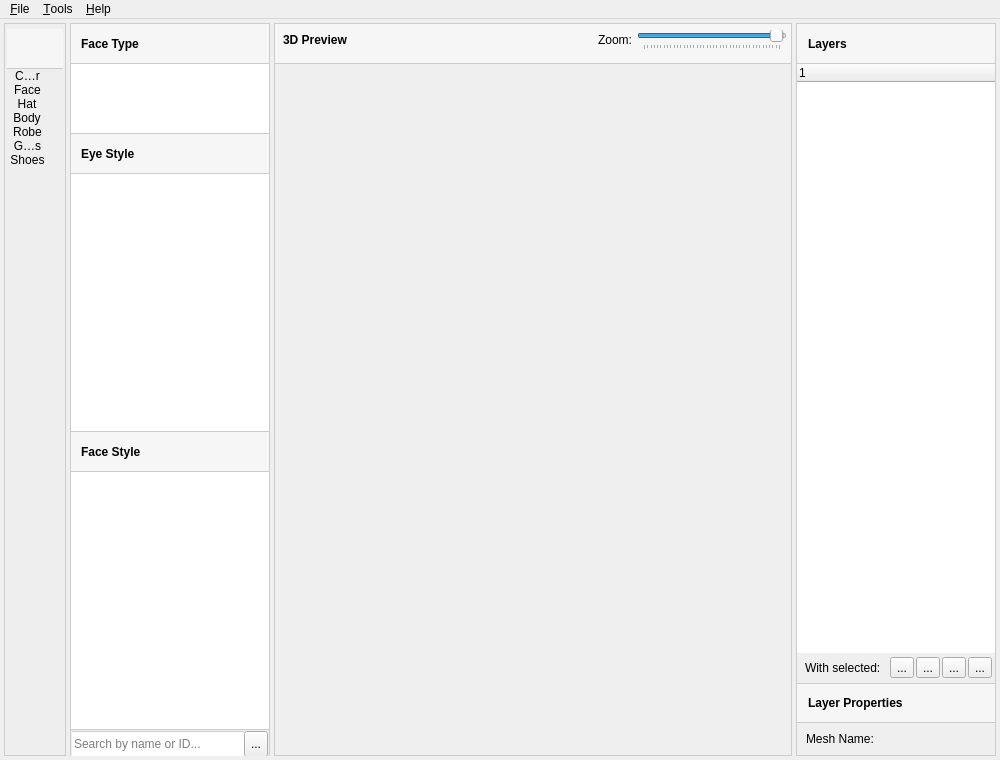
The window that mainwindow.ui (HanaeN/MabiMe) describes before a commit, drawn with Qt 5.
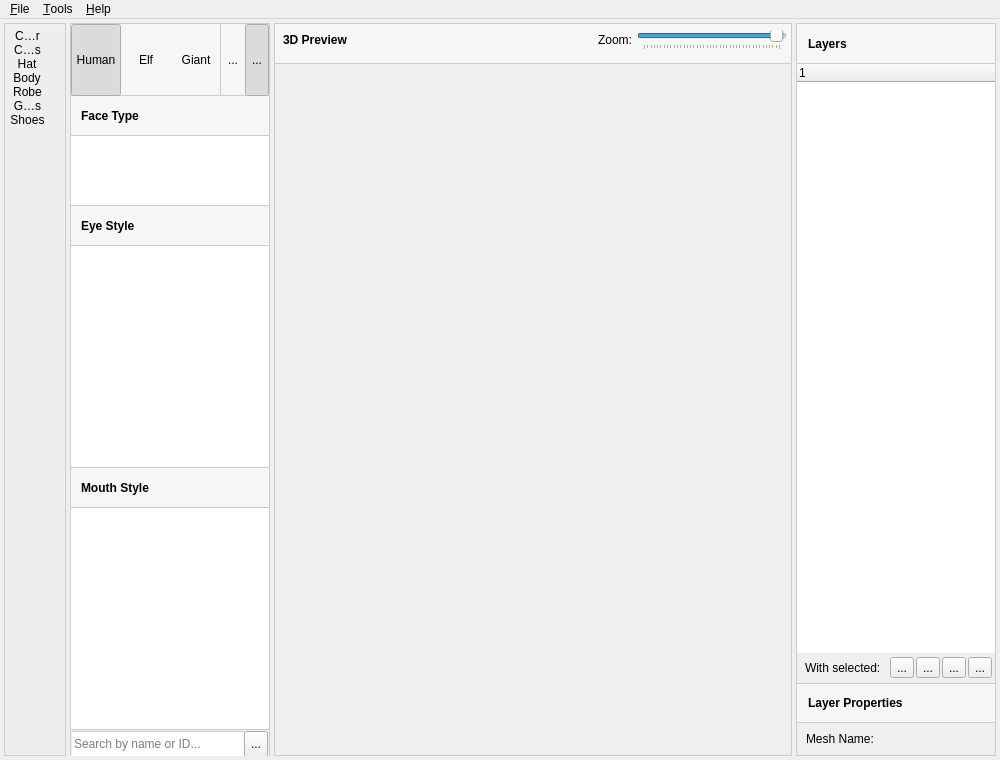
The same window after the commit. Icons and pictures are not drawn. Custom widgets are drawn as their Qt base class.

Commit message: Added the framework for a new UI that shows race/gender

What changed in the file:
```diff
--- a/mainwindow.ui
+++ b/mainwindow.ui
@@ -97,6 +97,503 @@
              <property name="currentIndex">
               <number>1</number>
              </property>
+             <widget class="QWidget" name="page_2">
+              <layout class="QVBoxLayout" name="verticalLayout_7">
+               <property name="spacing">
+                <number>0</number>
+               </property>
+               <property name="leftMargin">
+                <number>0</number>
+               </property>
+               <property name="topMargin">
+                <number>0</number>
+               </property>
+               <property name="rightMargin">
+                <number>0</number>
+               </property>
+               <property name="bottomMargin">
+                <number>0</number>
+               </property>
+               <item>
+                <widget class="QGroupBox" name="g_filter">
+                 <property name="minimumSize">
+                  <size>
+                   <width>0</width>
+                   <height>72</height>
+                  </size>
+                 </property>
+                 <property name="maximumSize">
+                  <size>
+                   <width>16777215</width>
+                   <height>72</height>
+                  </size>
+                 </property>
+                 <property name="styleSheet">
+                  <string notr="true">QGroupBox {
+	background-color: #F6F6F6;
+	border: 0px solid;
+	border-bottom: 1px solid #CCCCCC;
+
+}</string>
+                 </property>
+                 <property name="title">
+                  <string/>
+                 </property>
+                 <layout class="QHBoxLayout" name="horizontalLayout_9">
+                  <property name="spacing">
+                   <number>0</number>
+                  </property>
+                  <property name="leftMargin">
+                   <number>0</number>
+                  </property>
+                  <property name="topMargin">
+                   <number>0</number>
+                  </property>
+                  <property name="rightMargin">
+                   <number>0</number>
+                  </property>
+                  <property name="bottomMargin">
+                   <number>0</number>
+                  </property>
+                  <item>
+                   <widget class="QToolButton" name="b_human">
+                    <property name="minimumSize">
+                     <size>
+                      <width>50</width>
+                      <height>72</height>
+                     </size>
+                    </property>
+                    <property name="maximumSize">
+                     <size>
+                      <width>16777215</width>
+                      <height>72</height>
+                     </size>
+                    </property>
+                    <property name="text">
+                     <string>Human</string>
+                    </property>
+                    <property name="icon">
+                     <iconset resource="images.qrc">
+                      <normaloff>:/images/Images/button-human.png</normaloff>:/images/Images/button-human.png</iconset>
+                    </property>
+                    <property name="iconSize">
+                     <size>
+                      <width>45</width>
+                      <height>45</height>
+                     </size>
+                    </property>
+                    <property name="checkable">
+                     <bool>true</bool>
+                    </property>
+                    <property name="checked">
+                     <bool>true</bool>
+                    </property>
+                    <property name="toolButtonStyle">
+                     <enum>Qt::ToolButtonTextUnderIcon</enum>
+                    </property>
+                    <property name="autoRaise">
+                     <bool>true</bool>
+                    </property>
+                   </widget>
+                  </item>
+                  <item>
+                   <widget class="QToolButton" name="b_elf">
+                    <property name="minimumSize">
+                     <size>
+                      <width>50</width>
+                      <height>72</height>
+                     </size>
+                    </property>
+                    <property name="maximumSize">
+                     <size>
+                      <width>16777215</width>
+                      <height>72</height>
+                     </size>
+                    </property>
+                    <property name="text">
+                     <string>Elf</string>
+                    </property>
+                    <property name="icon">
+                     <iconset resource="images.qrc">
+                      <normaloff>:/images/Images/button-elf.png</normaloff>:/images/Images/button-elf.png</iconset>
+                    </property>
+                    <property name="iconSize">
+                     <size>
+                      <width>45</width>
+                      <height>45</height>
+                     </size>
+                    </property>
+                    <property name="checkable">
+                     <bool>true</bool>
+                    </property>
+                    <property name="toolButtonStyle">
+                     <enum>Qt::ToolButtonTextUnderIcon</enum>
+                    </property>
+                    <property name="autoRaise">
+                     <bool>true</bool>
+                    </property>
+                   </widget>
+                  </item>
+                  <item>
+                   <widget class="QToolButton" name="b_giant">
+                    <property name="minimumSize">
+                     <size>
+                      <width>50</width>
+                      <height>72</height>
+                     </size>
+                    </property>
+                    <property name="maximumSize">
+                     <size>
+                      <width>16777215</width>
+                      <height>72</height>
+                     </size>
+                    </property>
+                    <property name="text">
+                     <string>Giant</string>
+                    </property>
+                    <property name="icon">
+                     <iconset resource="images.qrc">
+                      <normaloff>:/images/Images/button-giant.png</normaloff>:/images/Images/button-giant.png</iconset>
+                    </property>
+                    <property name="iconSize">
+                     <size>
+                      <width>45</width>
+                      <height>45</height>
+                     </size>
+                    </property>
+                    <property name="checkable">
+                     <bool>true</bool>
+                    </property>
+                    <property name="toolButtonStyle">
+                     <enum>Qt::ToolButtonTextUnderIcon</enum>
+                    </property>
+                    <property name="autoRaise">
+                     <bool>true</bool>
+                    </property>
+                   </widget>
+                  </item>
+                  <item>
+                   <widget class="QLabel" name="l_b_sep">
+                    <property name="sizePolicy">
+                     <sizepolicy hsizetype="Preferred" vsizetype="Preferred">
+                      <horstretch>0</horstretch>
+                      <verstretch>0</verstretch>
+                     </sizepolicy>
+                    </property>
+                    <property name="minimumSize">
+                     <size>
+                      <width>1</width>
+                      <height>0</height>
+                     </size>
+                    </property>
+                    <property name="styleSheet">
+                     <string notr="true">background-color: #CCCCCC;</string>
+                    </property>
+                    <property name="text">
+                     <string/>
+                    </property>
+                   </widget>
+                  </item>
+                  <item>
+                   <widget class="QToolButton" name="b_male">
+                    <property name="minimumSize">
+                     <size>
+                      <width>24</width>
+                      <height>72</height>
+                     </size>
+                    </property>
+                    <property name="maximumSize">
+                     <size>
+                      <width>24</width>
+                      <height>72</height>
+                     </size>
+                    </property>
+                    <property name="styleSheet">
+                     <string notr="true"/>
+                    </property>
+                    <property name="text">
+                     <string>...</string>
+                    </property>
+                    <property name="icon">
+                     <iconset resource="images.qrc">
+                      <normaloff>:/images/Images/button-male.png</normaloff>:/images/Images/button-male.png</iconset>
+                    </property>
+                    <property name="iconSize">
+                     <size>
+                      <width>20</width>
+                      <height>40</height>
+                     </size>
+                    </property>
+                    <property name="checkable">
+                     <bool>true</bool>
+                    </property>
+                    <property name="autoRaise">
+                     <bool>true</bool>
+                    </property>
+                   </widget>
+                  </item>
+                  <item>
+                   <widget class="QToolButton" name="b_female">
+                    <property name="minimumSize">
+                     <size>
+                      <width>24</width>
+                      <height>72</height>
+                     </size>
+                    </property>
+                    <property name="maximumSize">
+                     <size>
+                      <width>24</width>
+                      <height>72</height>
+                     </size>
+                    </property>
+                    <property name="text">
+                     <string>...</string>
+                    </property>
+                    <property name="icon">
+                     <iconset resource="images.qrc">
+                      <normaloff>:/images/Images/button-female.png</normaloff>:/images/Images/button-female.png</iconset>
+                    </property>
+                    <property name="iconSize">
+                     <size>
+                      <width>20</width>
+                      <height>40</height>
+                     </size>
+                    </property>
+                    <property name="checkable">
+                     <bool>true</bool>
+                    </property>
+                    <property name="checked">
+                     <bool>true</bool>
+                    </property>
+                    <property name="autoRaise">
+                     <bool>true</bool>
+                    </property>
+                   </widget>
+                  </item>
+                 </layout>
+                </widget>
+               </item>
+               <item>
+                <widget class="QGroupBox" name="g_face_type">
+                 <property name="minimumSize">
+                  <size>
+                   <width>0</width>
+                   <height>40</height>
+                  </size>
+                 </property>
+                 <property name="maximumSize">
+                  <size>
+                   <width>16777215</width>
+                   <height>40</height>
+                  </size>
+                 </property>
+                 <property name="styleSheet">
+                  <string notr="true">QGroupBox {
+	background-color: #F6F6F6;
+	border: 0px solid;
+	border-bottom: 1px solid #CCCCCC;
+	padding: 8px;
+}</string>
+                 </property>
+                 <property name="title">
+                  <string/>
+                 </property>
+                 <layout class="QHBoxLayout" name="horizontalLayout_6">
+                  <property name="spacing">
+                   <number>4</number>
+                  </property>
+                  <property name="leftMargin">
+                   <number>2</number>
+                  </property>
+                  <property name="topMargin">
+                   <number>0</number>
+                  </property>
+                  <property name="rightMargin">
+                   <number>0</number>
+                  </property>
+                  <property name="bottomMargin">
+                   <number>0</number>
+                  </property>
+                  <item>
+                   <widget class="QLabel" name="l_face_type">
+                    <property name="font">
+                     <font>
+                      <weight>75</weight>
+                      <bold>true</bold>
+                     </font>
+                    </property>
+                    <property name="text">
+                     <string>Face Type</string>
+                    </property>
+                   </widget>
+                  </item>
+                 </layout>
+                </widget>
+               </item>
+               <item>
+                <widget class="QListWidget" name="l_face_types">
+                 <property name="sizePolicy">
+                  <sizepolicy hsizetype="Expanding" vsizetype="Expanding">
+                   <horstretch>0</horstretch>
+                   <verstretch>1</verstretch>
+                  </sizepolicy>
+                 </property>
+                 <property name="styleSheet">
+                  <string notr="true">QListWidget {
+	border: 0px solid #CCCCCC;
+	border-bottom-width: 1px;
+}</string>
+                 </property>
+                </widget>
+               </item>
+               <item>
+                <widget class="QGroupBox" name="g_eye_style">
+                 <property name="minimumSize">
+                  <size>
+                   <width>0</width>
+                   <height>40</height>
+                  </size>
+                 </property>
+                 <property name="maximumSize">
+                  <size>
+                   <width>16777215</width>
+                   <height>40</height>
+                  </size>
+                 </property>
+                 <property name="styleSheet">
+                  <string notr="true">QGroupBox {
+	background-color: #F6F6F6;
+	border: 0px solid;
+	border-bottom: 1px solid #CCCCCC;
+	padding: 8px;
+}</string>
+                 </property>
+                 <property name="title">
+                  <string/>
+                 </property>
+                 <layout class="QHBoxLayout" name="horizontalLayout_7">
+                  <property name="spacing">
+                   <number>4</number>
+                  </property>
+                  <property name="leftMargin">
+                   <number>2</number>
+                  </property>
+                  <property name="topMargin">
+                   <number>0</number>
+                  </property>
+                  <property name="rightMargin">
+                   <number>0</number>
+                  </property>
+                  <property name="bottomMargin">
+                   <number>0</number>
+                  </property>
+                  <item>
+                   <widget class="QLabel" name="l_eye_style">
+                    <property name="font">
+                     <font>
+                      <weight>75</weight>
+                      <bold>true</bold>
+                     </font>
+                    </property>
+                    <property name="text">
+                     <string>Eye Style</string>
+                    </property>
+                   </widget>
+                  </item>
+                 </layout>
+                </widget>
+               </item>
+               <item>
+                <widget class="QListWidget" name="l_eye_styles">
+                 <property name="sizePolicy">
+                  <sizepolicy hsizetype="Expanding" vsizetype="Expanding">
+                   <horstretch>0</horstretch>
+                   <verstretch>4</verstretch>
+                  </sizepolicy>
+                 </property>
+                 <property name="styleSheet">
+                  <string notr="true">QListWidget {
+	border: 0px solid #CCCCCC;
+	border-bottom-width: 1px;
+}</string>
+                 </property>
+                </widget>
+               </item>
+               <item>
+                <widget class="QGroupBox" name="g_mouth_style">
+                 <property name="minimumSize">
+                  <size>
+                   <width>0</width>
+                   <height>40</height>
+                  </size>
+                 </property>
+                 <property name="maximumSize">
+                  <size>
+                   <width>16777215</width>
+                   <height>40</height>
+                  </size>
+                 </property>
+                 <property name="styleSheet">
+                  <string notr="true">QGroupBox {
+	background-color: #F6F6F6;
+	border: 0px solid;
+	border-bottom: 1px solid #CCCCCC;
+	padding: 8px;
+}</string>
+                 </property>
+                 <property name="title">
+                  <string/>
+                 </property>
+                 <layout class="QHBoxLayout" name="horizontalLayout_8">
+                  <property name="spacing">
+                   <number>4</number>
+                  </property>
+                  <property name="leftMargin">
+                   <number>2</number>
+                  </property>
+                  <property name="topMargin">
+                   <number>0</number>
+                  </property>
+                  <property name="rightMargin">
+                   <number>0</number>
+                  </property>
+                  <property name="bottomMargin">
+                   <number>0</number>
+                  </property>
+                  <item>
+                   <widget class="QLabel" name="l_mouth_style">
+                    <property name="font">
+                     <font>
+                      <weight>75</weight>
+                      <bold>true</bold>
+                     </font>
+                    </property>
+                    <property name="text">
+                     <string>Mouth Style</string>
+                    </property>
+                   </widget>
+                  </item>
+                 </layout>
+                </widget>
+               </item>
+               <item>
+                <widget class="QListWidget" name="l_face_styles">
+                 <property name="sizePolicy">
+                  <sizepolicy hsizetype="Expanding" vsizetype="Expanding">
+                   <horstretch>0</horstretch>
+                   <verstretch>4</verstretch>
+                  </sizepolicy>
+                 </property>
+                 <property name="styleSheet">
+                  <string notr="true">QListWidget {
+	border: 0px solid #CCCCCC;
+	border-bottom-width: 1px;
+}</string>
+                 </property>
+                </widget>
+               </item>
+              </layout>
+             </widget>
              <widget class="QWidget" name="page">
               <layout class="QVBoxLayout" name="verticalLayout_4">
                <property name="spacing">
@@ -629,244 +1126,6 @@
                </item>
               </layout>
              </widget>
-             <widget class="QWidget" name="page_2">
-              <layout class="QVBoxLayout" name="verticalLayout_7">
-               <property name="spacing">
-                <number>0</number>
-               </property>
-               <property name="leftMargin">
-                <number>0</number>
-               </property>
-               <property name="topMargin">
-                <number>0</number>
-               </property>
-               <property name="rightMargin">
-                <number>0</number>
-               </property>
-               <property name="bottomMargin">
-                <number>0</number>
-               </property>
-               <item>
-                <widget class="QGroupBox" name="g_face_type">
-                 <property name="minimumSize">
-                  <size>
-                   <width>0</width>
-                   <height>40</height>
-                  </size>
-                 </property>
-                 <property name="maximumSize">
-                  <size>
-                   <width>16777215</width>
-                   <height>40</height>
-                  </size>
-                 </property>
-                 <property name="styleSheet">
-                  <string notr="true">QGroupBox {
-	background-color: #F6F6F6;
-	border: 0px solid;
-	border-bottom: 1px solid #CCCCCC;
-	padding: 8px;
-}</string>
-                 </property>
-                 <property name="title">
-                  <string/>
-                 </property>
-                 <layout class="QHBoxLayout" name="horizontalLayout_6">
-                  <property name="spacing">
-                   <number>4</number>
-                  </property>
-                  <property name="leftMargin">
-                   <number>2</number>
-                  </property>
-                  <property name="topMargin">
-                   <number>0</number>
-                  </property>
-                  <property name="rightMargin">
-                   <number>0</number>
-                  </property>
-                  <property name="bottomMargin">
-                   <number>0</number>
-                  </property>
-                  <item>
-                   <widget class="QLabel" name="l_face_type">
-                    <property name="font">
-                     <font>
-                      <weight>75</weight>
-                      <bold>true</bold>
-                     </font>
-                    </property>
-                    <property name="text">
-                     <string>Face Type</string>
-                    </property>
-                   </widget>
-                  </item>
-                 </layout>
-                </widget>
-               </item>
-               <item>
-                <widget class="QListWidget" name="l_face_types">
-                 <property name="sizePolicy">
-                  <sizepolicy hsizetype="Expanding" vsizetype="Expanding">
-                   <horstretch>0</horstretch>
-                   <verstretch>1</verstretch>
-                  </sizepolicy>
-                 </property>
-                 <property name="styleSheet">
-                  <string notr="true">QListWidget {
-	border: 0px solid #CCCCCC;
-	border-bottom-width: 1px;
-}</string>
-                 </property>
-                </widget>
-               </item>
-               <item>
-                <widget class="QGroupBox" name="g_eye_style">
-                 <property name="minimumSize">
-                  <size>
-                   <width>0</width>
-                   <height>40</height>
-                  </size>
-                 </property>
-                 <property name="maximumSize">
-                  <size>
-                   <width>16777215</width>
-                   <height>40</height>
-                  </size>
-                 </property>
-                 <property name="styleSheet">
-                  <string notr="true">QGroupBox {
-	background-color: #F6F6F6;
-	border: 0px solid;
-	border-bottom: 1px solid #CCCCCC;
-	padding: 8px;
-}</string>
-                 </property>
-                 <property name="title">
-                  <string/>
-                 </property>
-                 <layout class="QHBoxLayout" name="horizontalLayout_7">
-                  <property name="spacing">
-                   <number>4</number>
-                  </property>
-                  <property name="leftMargin">
-                   <number>2</number>
-                  </property>
-                  <property name="topMargin">
-                   <number>0</number>
-                  </property>
-                  <property name="rightMargin">
-                   <number>0</number>
-                  </property>
-                  <property name="bottomMargin">
-                   <number>0</number>
-                  </property>
-                  <item>
-                   <widget class="QLabel" name="l_eye_style">
-                    <property name="font">
-                     <font>
-                      <weight>75</weight>
-                      <bold>true</bold>
-                     </font>
-                    </property>
-                    <property name="text">
-                     <string>Eye Style</string>
-                    </property>
-                   </widget>
-                  </item>
-                 </layout>
-                </widget>
-               </item>
-               <item>
-                <widget class="QListWidget" name="l_eye_styles">
-                 <property name="sizePolicy">
-                  <sizepolicy hsizetype="Expanding" vsizetype="Expanding">
-                   <horstretch>0</horstretch>
-                   <verstretch>4</verstretch>
-                  </sizepolicy>
-                 </property>
-                 <property name="styleSheet">
-                  <string notr="true">QListWidget {
-	border: 0px solid #CCCCCC;
-	border-bottom-width: 1px;
-}</string>
-                 </property>
-                </widget>
-               </item>
-               <item>
-                <widget class="QGroupBox" name="g_mouth_style">
-                 <property name="minimumSize">
-                  <size>
-                   <width>0</width>
-                   <height>40</height>
-                  </size>
-                 </property>
-                 <property name="maximumSize">
-                  <size>
-                   <width>16777215</width>
-                   <height>40</height>
-                  </size>
-                 </property>
-                 <property name="styleSheet">
-                  <string notr="true">QGroupBox {
-	background-color: #F6F6F6;
-	border: 0px solid;
-	border-bottom: 1px solid #CCCCCC;
-	padding: 8px;
-}</string>
-                 </property>
-                 <property name="title">
-                  <string/>
-                 </property>
-                 <layout class="QHBoxLayout" name="horizontalLayout_8">
-                  <property name="spacing">
-                   <number>4</number>
-                  </property>
-                  <property name="leftMargin">
-                   <number>2</number>
-                  </property>
-                  <property name="topMargin">
-                   <number>0</number>
-                  </property>
-                  <property name="rightMargin">
-                   <number>0</number>
-                  </property>
-                  <property name="bottomMargin">
-                   <number>0</number>
-                  </property>
-                  <item>
-                   <widget class="QLabel" name="l_mouth_style">
-                    <property name="font">
-                     <font>
-                      <weight>75</weight>
-                      <bold>true</bold>
-                     </font>
-                    </property>
-                    <property name="text">
-                     <string>Face Style</string>
-                    </property>
-                   </widget>
-                  </item>
-                 </layout>
-                </widget>
-               </item>
-               <item>
-                <widget class="QListWidget" name="l_face_styles">
-                 <property name="sizePolicy">
-                  <sizepolicy hsizetype="Expanding" vsizetype="Expanding">
-                   <horstretch>0</horstretch>
-                   <verstretch>4</verstretch>
-                  </sizepolicy>
-                 </property>
-                 <property name="styleSheet">
-                  <string notr="true">QListWidget {
-	border: 0px solid #CCCCCC;
-	border-bottom-width: 1px;
-}</string>
-                 </property>
-                </widget>
-               </item>
-              </layout>
-             </widget>
              <widget class="QWidget" name="page_3"/>
              <widget class="QWidget" name="page_4"/>
              <widget class="QWidget" name="page_5"/>
@@ -1239,39 +1498,6 @@
            <property name="bottomMargin">
             <number>0</number>
            </property>
-           <item>
-            <widget class="QLabel" name="label_3">
-             <property name="minimumSize">
-              <size>
-               <width>0</width>
-               <height>40</height>
-              </size>
-             </property>
-             <property name="maximumSize">
-              <size>
-               <width>16777215</width>
-               <height>40</height>
-              </size>
-             </property>
-             <property name="font">
-              <font>
-               <weight>75</weight>
-               <bold>true</bold>
-              </font>
-             </property>
-             <property name="styleSheet">
-              <string notr="true">QLabel {
-	background-color: #F6F6F6;
-	border: 0px solid;
-	border-bottom: 1px solid #CCCCCC;
-	padding: 8px;
-}</string>
-             </property>
-             <property name="text">
-              <string/>
-             </property>
-            </widget>
-           </item>
            <item>
             <widget class="QListWidget" name="l_category">
              <property name="styleSheet">
@@ -1342,7 +1568,7 @@
              </item>
              <item>
               <property name="text">
-               <string>Face</string>
+               <string>Colours</string>
               </property>
               <property name="icon">
                <iconset resource="images.qrc">
```
Left out of the diff: 2 changed lines with no effect on the pictures. The commit also changes 1 other file.
